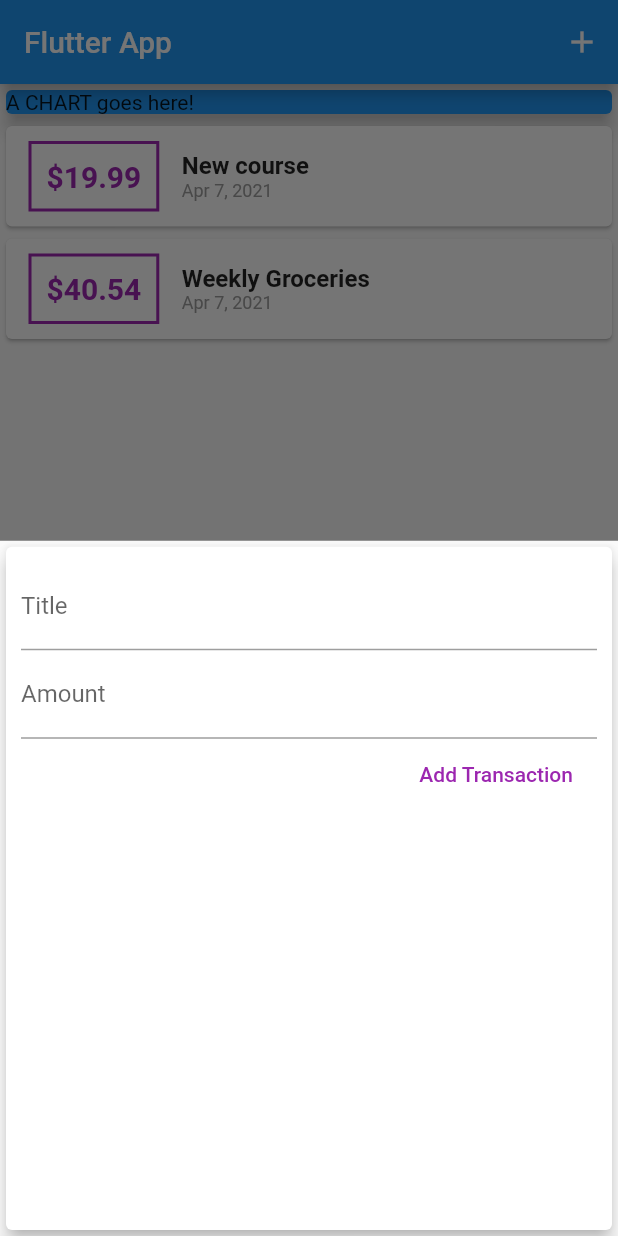
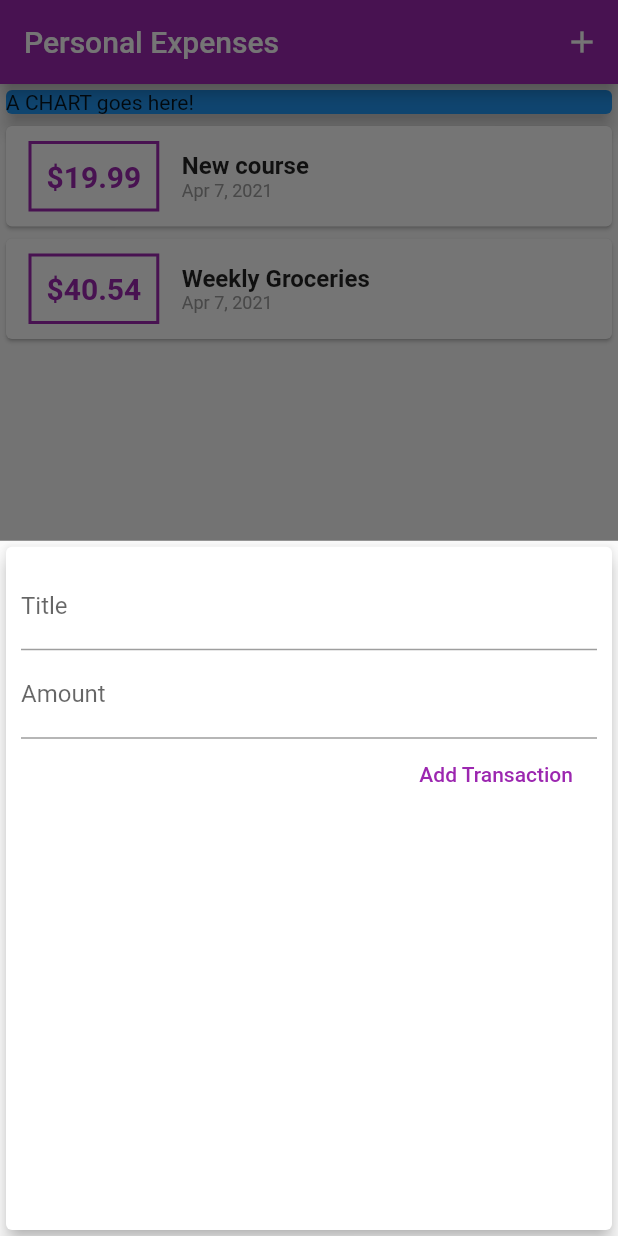
Before and after one commit to manal-elrhezzali/flutter-personal-expenes-mobile-app, a Flutter app: the screen it shows after launch, after a tap on the "add" icon, on a phone screen of 412 x 824 dp. Run offline on Flutter 3.47's test engine with Material 2 defaults, Android fonts, the phone set to English and light mode, and no system bars.

Commit message:
configuring and using Themes instead of manually passing Colors

```diff
--- a/lib/main.dart
+++ b/lib/main.dart
@@ -11,9 +11,9 @@ class MyApp extends StatelessWidget {
   @override
   Widget build(BuildContext context) {
     return MaterialApp(
-      title: 'Flutter Demo',
+      title: 'Personal Expenses',
       theme: ThemeData(
-        primarySwatch: Colors.blue,
+        primarySwatch: Colors.purple,
       ),
       home: MyHomePage(),
     );
@@ -80,7 +80,7 @@ class _MyHomePageState extends State<MyHomePage> {
   Widget build(BuildContext context) {
     return Scaffold(
       appBar: AppBar(
-        title: Text("Flutter App"),
+        title: Text("Personal Expenses"),
         actions: <Widget>[
           IconButton(
             icon: Icon(Icons.add),
--- a/lib/widgets/new_transaction.dart
+++ b/lib/widgets/new_transaction.dart
@@ -1,12 +1,19 @@
 import 'package:flutter/material.dart';
 
-class NewTransaction extends StatelessWidget {
+class NewTransaction extends StatefulWidget {
   final Function addTx;
 
-  final TextEditingController titleController = TextEditingController();
-  final amountController = TextEditingController();
 
   NewTransaction(this.addTx);
+
+  @override
+  _NewTransactionState createState() => _NewTransactionState();
+}
+
+class _NewTransactionState extends State<NewTransaction> {
+  final TextEditingController titleController = TextEditingController();
+
+  final amountController = TextEditingController();
 
   void submitData() {
     final enteredTitle = titleController.text;
@@ -14,11 +21,14 @@ class NewTransaction extends StatelessWidget {
     if(enteredAmount <= 0 || enteredTitle.isEmpty ){
       return;
     }
-    //calls the _addNewTransaction method
-    addTx(
-      titleController.text,
-      double.parse(amountController.text),
+    //calls the _addTx method of this state's class widget
+    widget.addTx(
+      enteredTitle,
+      enteredAmount,
     );
+    //context is a property defined class wide in the State class even though we never defined a propertty named context
+    Navigator.of(context).pop();
+
   }
 
   @override
@@ -36,6 +46,7 @@ class NewTransaction extends StatelessWidget {
               //instead of registering the input manually on each key stroke
               //Flutter provides us with an alternative that allows us to listne to each key stroke and get the finished value once we're done
               controller: titleController,
+
               //onChanged: (String val) {
               //  titleInput = val;
               //},
--- a/lib/widgets/transaction_list.dart
+++ b/lib/widgets/transaction_list.dart
@@ -19,7 +19,7 @@ class TransactionList extends StatelessWidget {
                   margin: EdgeInsets.symmetric(vertical: 10, horizontal: 15),
                   decoration: BoxDecoration(
                     border: Border.all(
-                      color: Colors.purple,
+                      color: Theme.of(context).primaryColor,
                       width: 2,
                     ),
                   ),
@@ -29,7 +29,7 @@ class TransactionList extends StatelessWidget {
                     style: TextStyle(
                       fontWeight: FontWeight.bold,
                       fontSize: 20,
-                      color: Colors.purple,
+                      color: Theme.of(context).primaryColor,
                     ),
                   ),
                 ),
```
